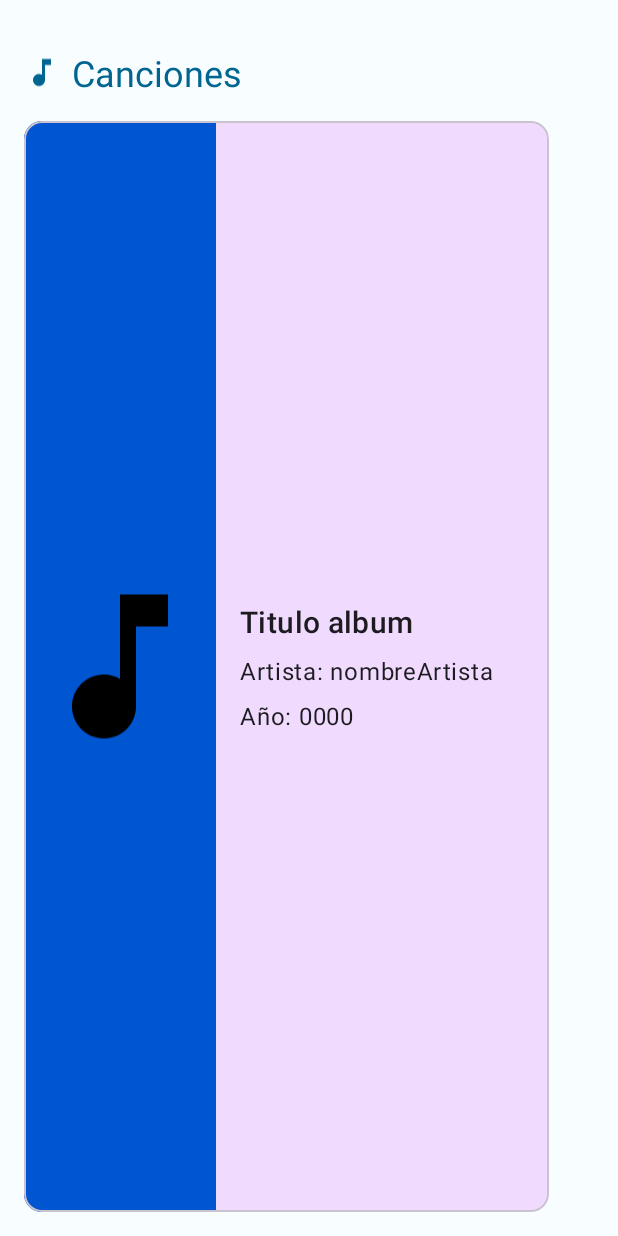
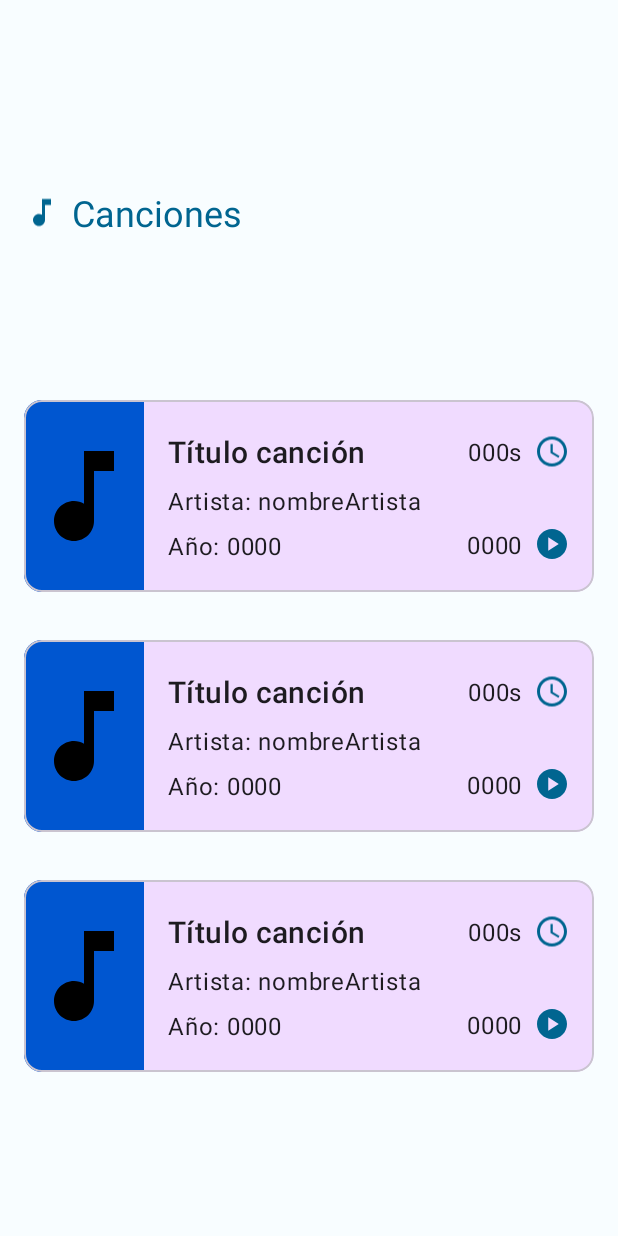
Before and after one commit to abrullc/mibibliotecamusical, an Android app: the layout fragment_find.xml on its own in the app's theme, with its tools: preview values and no code run, on a phone screen of 412 x 824 dp. Run offline under Robolectric (Android 15) with nearby library versions, the phone set to English and light mode, and no system bars.

Commit message:
Diseño modificado para el item de canciones. Nuevos iconos creados. Más parametrizaciones en strings

```diff
--- /dev/null
+++ b/app/src/main/res/drawable/ic_play.xml
@@ -0,0 +1,5 @@
+<vector android:height="24dp" android:tint="#000000"
+    android:viewportHeight="24" android:viewportWidth="24"
+    android:width="24dp" xmlns:android="http://schemas.android.com/apk/res/android">
+    <path android:fillColor="@android:color/white" android:pathData="M12,2C6.48,2 2,6.48 2,12s4.48,10 10,10s10,-4.48 10,-10S17.52,2 12,2zM9.5,16.5v-9l7,4.5L9.5,16.5z"/>
+</vector>
--- /dev/null
+++ b/app/src/main/res/drawable/ic_time.xml
@@ -0,0 +1,6 @@
+<vector android:height="24dp" android:tint="#000000"
+    android:viewportHeight="24" android:viewportWidth="24"
+    android:width="24dp" xmlns:android="http://schemas.android.com/apk/res/android">
+    <path android:fillColor="@android:color/white" android:pathData="M11.99,2C6.47,2 2,6.48 2,12s4.47,10 9.99,10C17.52,22 22,17.52 22,12S17.52,2 11.99,2zM12,20c-4.42,0 -8,-3.58 -8,-8s3.58,-8 8,-8 8,3.58 8,8 -3.58,8 -8,8z"/>
+    <path android:fillColor="@android:color/white" android:pathData="M12.5,7H11v6l5.25,3.15 0.75,-1.23 -4.5,-2.67z"/>
+</vector>
--- a/app/src/main/res/layout/fragment_find.xml
+++ b/app/src/main/res/layout/fragment_find.xml
@@ -37,7 +37,7 @@
     <androidx.recyclerview.widget.RecyclerView
         android:id="@+id/rcvPlaylists"
         android:layout_width="0dp"
-        android:layout_height="0dp"
+        android:layout_height="wrap_content"
         tools:listitem="@layout/item_cancion"
         android:orientation="horizontal"
         app:layout_constraintStart_toStartOf="parent"
--- a/app/src/main/res/layout/item_cancion.xml
+++ b/app/src/main/res/layout/item_cancion.xml
@@ -3,8 +3,8 @@
     xmlns:android="http://schemas.android.com/apk/res/android"
     xmlns:app="http://schemas.android.com/apk/res-auto"
     xmlns:tools="http://schemas.android.com/tools"
-    android:layout_width="@dimen/card_width"
-    android:layout_height="match_parent"
+    android:layout_width="match_parent"
+    android:layout_height="@dimen/img_width"
     android:layout_margin="@dimen/common_margin_default"
     android:backgroundTint="@color/md_theme_light_secondaryContainer">
 
@@ -15,7 +15,7 @@
         <ImageView
             android:id="@+id/imageCancion"
             android:src="@drawable/ic_music"
-            android:layout_width="@dimen/img_width"
+            android:layout_width="80dp"
             android:layout_height="0dp"
             android:contentDescription="@string/description_image_song_card"
             android:background="@color/seed"
@@ -24,7 +24,7 @@
             app:layout_constraintTop_toTopOf="parent"
             app:layout_constraintBottom_toBottomOf="parent"/>
 
-        <LinearLayout
+        <androidx.constraintlayout.widget.ConstraintLayout
             android:id="@+id/songInfo"
             android:layout_width="0dp"
             android:layout_height="wrap_content"
@@ -39,8 +39,32 @@
                 android:id="@+id/tvTitulo"
                 android:layout_width="wrap_content"
                 android:layout_height="wrap_content"
-                tools:text="@string/album_title"
-                android:textAppearance="?attr/textAppearanceHeadline6"/>
+                tools:text="@string/cancion_title"
+                android:textAppearance="?attr/textAppearanceHeadline6"
+                app:layout_constraintStart_toStartOf="parent"
+                app:layout_constraintTop_toTopOf="parent"/>
+
+            <TextView
+                android:id="@+id/tvDuration"
+                android:layout_width="wrap_content"
+                android:layout_height="wrap_content"
+                tools:text="@string/song_duration"
+                android:textAppearance="?attr/textAppearanceBody1"
+                app:layout_constraintEnd_toStartOf="@+id/iconTime"
+                app:layout_constraintTop_toTopOf="@id/iconTime"
+                app:layout_constraintBottom_toBottomOf="@id/iconTime"/>
+
+            <ImageView
+                android:id="@+id/iconTime"
+                android:src="@drawable/ic_time"
+                android:layout_width="wrap_content"
+                android:layout_height="0dp"
+                app:tint="@color/md_theme_light_tertiary"
+                android:contentDescription="@string/description_icon_time"
+                app:layout_constraintEnd_toEndOf="parent"
+                app:layout_constraintTop_toTopOf="@id/tvTitulo"
+                app:layout_constraintBottom_toBottomOf="@id/tvTitulo"
+                android:paddingStart="@dimen/common_padding_min"/>
 
             <TextView
                 android:id="@+id/tvArtista"
@@ -48,7 +72,9 @@
                 android:layout_height="wrap_content"
                 tools:text="@string/album_artista"
                 android:textAppearance="?attr/textAppearanceBody1"
-                android:layout_marginTop="@dimen/margin_min"/>
+                android:layout_marginTop="@dimen/margin_min"
+                app:layout_constraintStart_toStartOf="parent"
+                app:layout_constraintTop_toBottomOf="@id/tvTitulo"/>
 
             <TextView
                 android:id="@+id/tvAnyo"
@@ -56,9 +82,33 @@
                 android:layout_height="wrap_content"
                 tools:text="@string/album_anyo"
                 android:textAppearance="?attr/textAppearanceBody1"
-                android:layout_marginTop="@dimen/margin_min"/>
+                android:layout_marginTop="@dimen/margin_min"
+                app:layout_constraintStart_toStartOf="parent"
+                app:layout_constraintTop_toBottomOf="@id/tvArtista"/>
 
-        </LinearLayout>
+            <TextView
+                android:id="@+id/tvReproductions"
+                android:layout_width="wrap_content"
+                android:layout_height="wrap_content"
+                tools:text="@string/song_reproductions"
+                android:textAppearance="?attr/textAppearanceBody1"
+                app:layout_constraintEnd_toStartOf="@+id/iconPlay"
+                app:layout_constraintTop_toTopOf="@id/iconPlay"
+                app:layout_constraintBottom_toBottomOf="@id/iconPlay"/>
+
+            <ImageView
+                android:id="@+id/iconPlay"
+                android:src="@drawable/ic_play"
+                android:layout_width="0dp"
+                android:layout_height="wrap_content"
+                app:tint="@color/md_theme_light_tertiary"
+                android:contentDescription="@string/description_icon_time"
+                app:layout_constraintStart_toStartOf="@id/iconTime"
+                app:layout_constraintEnd_toEndOf="parent"
+                app:layout_constraintBottom_toBottomOf="parent"
+                android:paddingStart="@dimen/common_padding_min"/>
+
+        </androidx.constraintlayout.widget.ConstraintLayout>
 
     </androidx.constraintlayout.widget.ConstraintLayout>
 
--- a/app/src/main/res/values/strings.xml
+++ b/app/src/main/res/values/strings.xml
@@ -41,4 +41,8 @@
     <string name="description_icon_album">Album icon</string>
     <string name="songs_title">Canciones</string>
     <string name="description_image_song_card">Imagen cancion</string>
+    <string name="cancion_title">Título canción</string>
+    <string name="description_icon_time">Time icon</string>
+    <string name="song_duration">000s</string>
+    <string name="song_reproductions">0000</string>
 </resources>
```
